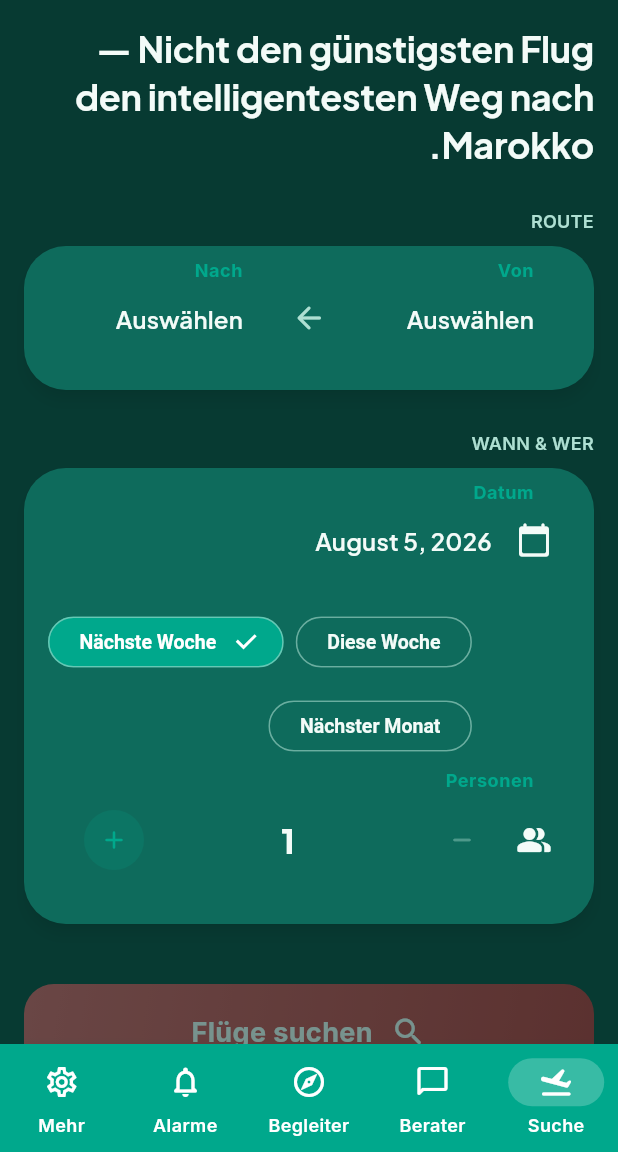
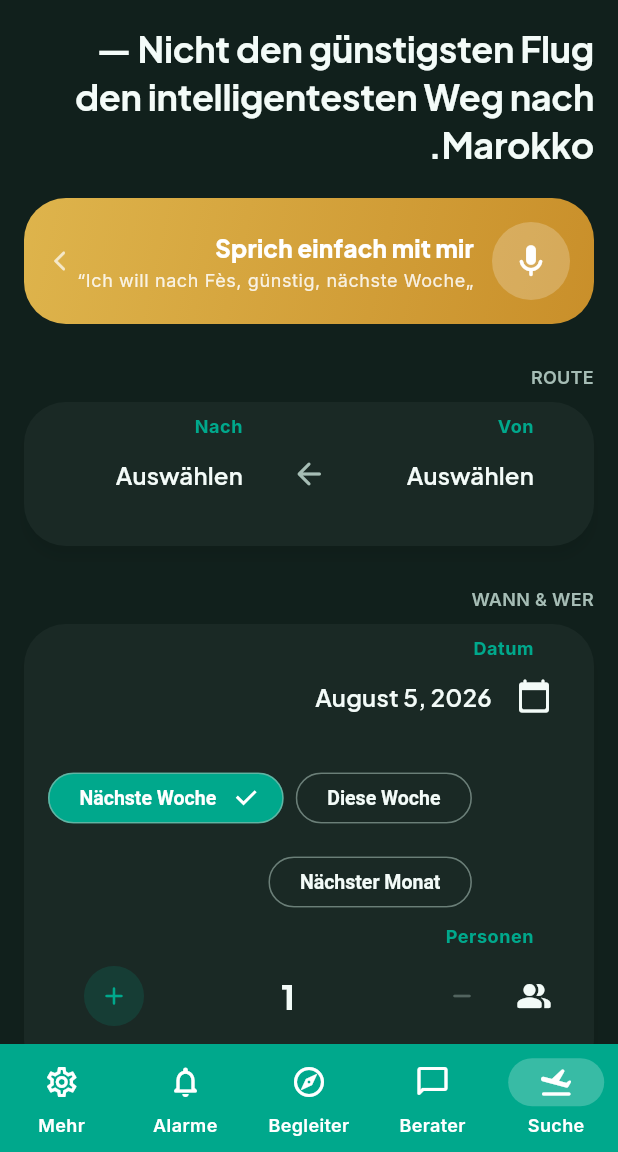
Before and after one commit to bakr1100-cyber/Bakr, a Flutter app: the HomeScreen screen opened directly, on a phone screen of 412 x 824 dp, the part 84-1236 px from its top. Run offline on Flutter 3.47's test engine with Material 3 defaults, Android fonts, the phone set to English and light mode, and no system bars; our stand-ins replace firebase_core, firebase_messaging, flutter_local_notifications, flutter_tts, google_fonts, shared_preferences and 1 more; accounts and stored records are empty.

Commit message:
Voice-first landing entry + tone down the all-green look
- New "Sprich einfach mit mir" gold-gradient card on the search/landing
  screen: tapping it jumps straight to the assistant tab and starts
  listening immediately, via a new HomeNavigationProvider shared between
  HomeScreen, SearchFormScreen and AiChatScreen (previously the tab index
  was private State on HomeScreen with no way for a sibling screen to
  trigger navigation into it).
- Surface/background tokens desaturated from a strong teal-green to a
  near-neutral dark charcoal (still non-white per the earlier "kein weiß"
  direction), so red/green/gold accents actually stand out instead of
  every card/background reading as the same green.
- Profile screen's info tiles now rotate through green/gold/red instead
  of a single green icon color throughout.

```diff
--- a/lib/app.dart
+++ b/lib/app.dart
@@ -5,6 +5,7 @@ import 'package:provider/provider.dart';
 import 'core/localization/app_localizations.dart';
 import 'core/theme/app_theme.dart';
 import 'providers/chat_provider.dart';
+import 'providers/home_navigation_provider.dart';
 import 'providers/locale_provider.dart';
 import 'providers/preferences_provider.dart';
 import 'providers/price_alerts_provider.dart';
@@ -137,6 +138,7 @@ class _MarocFlyAppState extends State<MarocFlyApp> {
           ),
         ),
         ChangeNotifierProvider(create: (_) => PriceAlertsProvider()),
+        ChangeNotifierProvider(create: (_) => HomeNavigationProvider()),
         Provider<AffiliateService>.value(value: _affiliateService),
       ],
       child: Consumer<ThemeProvider>(
--- a/lib/core/theme/app_colors.dart
+++ b/lib/core/theme/app_colors.dart
@@ -20,12 +20,13 @@ class AppColors {
   static const Color greenDark = Color(0xFF066455);
   static const Color greenLight = Color(0xFF3FD6BC);
 
-  // Light theme surfaces — deep saturated green canvas + cards, never white.
-  // Text sits light-on-green throughout, same idea as the dark theme below.
-  static const Color lightBackground = Color(0xFF073A32);
-  static const Color lightSurface = Color(0xFF0E6B5C);
+  // Light theme surfaces — a neutral, near-charcoal canvas (just a whisper
+  // of green, never flat white), so red/green/gold accents on top of it
+  // actually stand out instead of everything reading as "all green".
+  static const Color lightBackground = Color(0xFF11201C);
+  static const Color lightSurface = Color(0xFF1A2925);
   static const Color lightOnSurface = Color(0xFFF3FBF8);
-  static const Color lightSubtle = Color(0xFFAEDFD2);
+  static const Color lightSubtle = Color(0xFFA6BDB5);
 
   // Dark theme surfaces
   static const Color darkBackground = Color(0xFF08201B);
@@ -61,6 +62,12 @@ class AppGradients {
     colors: [AppColors.redLight, AppColors.moroccoRed],
   );
 
+  static const LinearGradient gold = LinearGradient(
+    begin: Alignment.topLeft,
+    end: Alignment.bottomRight,
+    colors: [AppColors.moroccoGold, Color(0xFFC98F2A)],
+  );
+
   static const LinearGradient canvas = LinearGradient(
     begin: Alignment.topCenter,
     end: Alignment.bottomCenter,
--- /dev/null
+++ b/lib/providers/home_navigation_provider.dart
@@ -0,0 +1,31 @@
+import 'package:flutter/foundation.dart';
+
+/// Drives which bottom-nav tab [HomeScreen] shows, so other screens (e.g.
+/// the "talk to the AI" card on the landing page) can jump straight to the
+/// assistant tab instead of only reacting to the nav bar itself.
+class HomeNavigationProvider extends ChangeNotifier {
+  static const assistantTabIndex = 1;
+
+  int tabIndex = 0;
+
+  /// One-shot flag: set when something outside the assistant tab wants it
+  /// to start listening as soon as it becomes visible (e.g. the landing
+  /// page's voice card) - consumed immediately once acted on.
+  bool pendingVoiceStart = false;
+
+  void goToTab(int index) {
+    if (tabIndex == index) return;
+    tabIndex = index;
+    notifyListeners();
+  }
+
+  void goToAssistantWithVoice() {
+    tabIndex = assistantTabIndex;
+    pendingVoiceStart = true;
+    notifyListeners();
+  }
+
+  void consumePendingVoiceStart() {
+    pendingVoiceStart = false;
+  }
+}
--- a/lib/screens/home/home_screen.dart
+++ b/lib/screens/home/home_screen.dart
@@ -1,20 +1,15 @@
 import 'package:flutter/material.dart';
+import 'package:provider/provider.dart';
 
+import '../../providers/home_navigation_provider.dart';
 import '../alerts/price_alerts_screen.dart';
 import '../assistant/ai_chat_screen.dart';
 import '../companion/travel_companion_screen.dart';
 import '../search/search_form_screen.dart';
 import '../settings/settings_screen.dart';
 
-class HomeScreen extends StatefulWidget {
+class HomeScreen extends StatelessWidget {
   const HomeScreen({super.key});
-
-  @override
-  State<HomeScreen> createState() => _HomeScreenState();
-}
-
-class _HomeScreenState extends State<HomeScreen> {
-  int _index = 0;
 
   static const _screens = [
     SearchFormScreen(),
@@ -26,13 +21,15 @@ class _HomeScreenState extends State<HomeScreen> {
 
   @override
   Widget build(BuildContext context) {
+    final navigation = context.watch<HomeNavigationProvider>();
+
     return Scaffold(
       body: SafeArea(
-        child: IndexedStack(index: _index, children: _screens),
+        child: IndexedStack(index: navigation.tabIndex, children: _screens),
       ),
       bottomNavigationBar: NavigationBar(
-        selectedIndex: _index,
-        onDestinationSelected: (i) => setState(() => _index = i),
+        selectedIndex: navigation.tabIndex,
+        onDestinationSelected: (i) => context.read<HomeNavigationProvider>().goToTab(i),
         destinations: const [
           NavigationDestination(
             icon: Icon(Icons.flight_takeoff_rounded),
--- a/lib/screens/search/search_form_screen.dart
+++ b/lib/screens/search/search_form_screen.dart
@@ -2,8 +2,10 @@ import 'package:flutter/material.dart';
 import 'package:intl/intl.dart';
 import 'package:provider/provider.dart';
 
+import '../../core/theme/app_colors.dart';
 import '../../core/theme/app_spacing.dart';
 import '../../models/airport.dart';
+import '../../providers/home_navigation_provider.dart';
 import '../../providers/search_provider.dart';
 import '../../widgets/airport_picker.dart';
 import '../../widgets/big_button.dart';
@@ -32,6 +34,8 @@ class SearchFormScreen extends StatelessWidget {
               'Nicht den günstigsten Flug —\nden intelligentesten Weg nach Marokko.',
               style: theme.textTheme.headlineSmall,
             ),
+            const SizedBox(height: AppSpacing.xl),
+            const _VoiceHeroCard(),
             const SizedBox(height: AppSpacing.xxl),
             Text(
               'ROUTE',
@@ -124,6 +128,68 @@ class SearchFormScreen extends StatelessWidget {
   }
 }
 
+/// A direct, one-tap voice entry point on the landing page itself - jumps
+/// straight to the assistant tab and starts listening immediately, instead
+/// of making a voice-first user first find the "Berater" tab and then the
+/// mic button on their own.
+class _VoiceHeroCard extends StatelessWidget {
+  const _VoiceHeroCard();
+
+  @override
+  Widget build(BuildContext context) {
+    return Material(
+      color: Colors.transparent,
+      child: InkWell(
+        borderRadius: BorderRadius.circular(AppRadius.xl),
+        onTap: () => context.read<HomeNavigationProvider>().goToAssistantWithVoice(),
+        child: Ink(
+          padding: const EdgeInsets.all(AppSpacing.lg),
+          decoration: BoxDecoration(
+            gradient: AppGradients.gold,
+            borderRadius: BorderRadius.circular(AppRadius.xl),
+          ),
+          child: Row(
+            children: [
+              Container(
+                width: 52,
+                height: 52,
+                decoration: BoxDecoration(
+                  color: Colors.white.withValues(alpha: 0.22),
+                  shape: BoxShape.circle,
+                ),
+                child: const Icon(Icons.mic_rounded, color: Colors.white, size: 26),
+              ),
+              const SizedBox(width: AppSpacing.md),
+              Expanded(
+                child: Column(
+                  crossAxisAlignment: CrossAxisAlignment.start,
+                  children: [
+                    Text(
+                      'Sprich einfach mit mir',
+                      style: Theme.of(context).textTheme.titleMedium?.copyWith(
+                            color: Colors.white,
+                            fontWeight: FontWeight.w800,
+                          ),
+                    ),
+                    const SizedBox(height: 2),
+                    Text(
+                      '„Ich will nach Fès, günstig, nächste Woche“',
+                      style: Theme.of(context).textTheme.bodySmall?.copyWith(
+                            color: Colors.white.withValues(alpha: 0.85),
+                          ),
+                    ),
+                  ],
+                ),
+              ),
+              const Icon(Icons.arrow_forward_ios_rounded, color: Colors.white70, size: 16),
+            ],
+          ),
+        ),
+      ),
+    );
+  }
+}
+
 /// One-tap shortcuts for the most common travel dates, so most searches
 /// never need the full date-picker dialog at all.
 class _QuickDateChips extends StatelessWidget {
```
Also changed, not shown: lib/screens/assistant/ai_chat_screen.dart (+27 -0 lines), lib/screens/profile/profile_screen.dart (+14 -3 lines).
